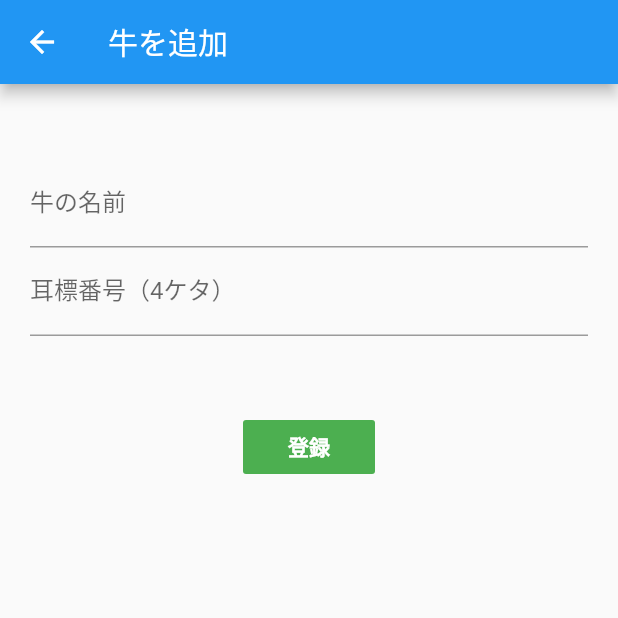
After one commit to taku-sami/memow_task08_find_function, a Flutter app: the screen it shows after launch, after a tap on the "add" icon, on a phone screen of 412 x 824 dp, the top half of it. The commit adds this screen. Run offline on Flutter 3.47's test engine with Material 2 defaults, Android fonts, the phone set to English and light mode, and no system bars; our stand-ins replace cloud_firestore; accounts and stored records are empty.

Commit message:
牛の名前、耳標番号（４ケタ）による検索機能の実装 検索結果はリアルタイムで取得可能 ・arrayContainsを使用したクエリにより、or検索を実現 ・StreamBuilderにより検索結果のリアルタイム取得を実現

```diff
--- /dev/null
+++ b/lib/add_screen.dart
@@ -0,0 +1,66 @@
+import 'package:flutter/material.dart';
+import 'package:cloud_firestore/cloud_firestore.dart';
+
+Firestore firestore = Firestore.instance;
+
+class AddScreen extends StatefulWidget {
+  @override
+  _AddScreenState createState() => _AddScreenState();
+}
+
+class _AddScreenState extends State<AddScreen> {
+  String name;
+  String number;
+  @override
+  Widget build(BuildContext context) {
+    return Scaffold(
+      appBar: AppBar(
+        title: Text('牛を追加'),
+      ),
+      body: Padding(
+        padding: EdgeInsets.symmetric(horizontal: 20.0, vertical: 50.0),
+        child: Column(
+          children: <Widget>[
+            TextField(
+              decoration: InputDecoration(labelText: '牛の名前'),
+              onChanged: (value) {
+                setState(() {
+                  name = value;
+                });
+              },
+            ),
+            TextField(
+              decoration: InputDecoration(labelText: '耳標番号（4ケタ）'),
+              onChanged: (value) {
+                setState(() {
+                  number = value;
+                });
+              },
+            ),
+            SizedBox(
+              height: 50.0,
+            ),
+            FlatButton(
+              color: Colors.green,
+              textColor: Colors.white,
+              child: Text(
+                '登録',
+                style: TextStyle(fontWeight: FontWeight.bold),
+              ),
+              onPressed: () async {
+                List<String> cowNames = [name, number];
+
+                await firestore.collection('cows').add({
+                  'name': '$name',
+                  'number': '$number',
+                  'cowNames': cowNames,
+                });
+                Navigator.pop(context);
+              },
+            ),
+          ],
+        ),
+      ),
+    );
+  }
+}
--- a/lib/main.dart
+++ b/lib/main.dart
@@ -1,4 +1,9 @@
 import 'package:flutter/material.dart';
+import 'package:cloud_firestore/cloud_firestore.dart';
+import 'package:memowtask08findfunction/cow.dart';
+import 'add_screen.dart';
+
+Firestore database = Firestore.instance;
 
 void main() => runApp(MyApp());
 
@@ -10,7 +15,7 @@ class MyApp extends StatelessWidget {
       theme: ThemeData(
         primarySwatch: Colors.blue,
       ),
-      home: MyHomePage(title: 'Flutter Demo Home Page'),
+      home: MyHomePage(title: '検索画面'),
     );
   }
 }
@@ -25,24 +30,92 @@ class MyHomePage extends StatefulWidget {
 }
 
 class _MyHomePageState extends State<MyHomePage> {
+  String inputValue = '';
+
   @override
   Widget build(BuildContext context) {
     return Scaffold(
       appBar: AppBar(
         title: Text(widget.title),
       ),
-      body: Center(
+      body: Container(
         child: Column(
-          mainAxisAlignment: MainAxisAlignment.center,
           children: <Widget>[
-            TextField(
-              textAlign: TextAlign.center,
-              decoration: InputDecoration(hintText: '名前もしくは耳標番号で検索'),
-              onChanged: (value) {},
+            Padding(
+              padding: const EdgeInsets.all(20.0),
+              child: TextField(
+                decoration: InputDecoration(hintText: '名前か耳標番号で検索'),
+                onChanged: (value) {
+                  setState(() {
+                    inputValue = value;
+                  });
+                },
+              ),
+            ),
+            Expanded(
+              child: _buildBody(context, inputValue),
             ),
           ],
         ),
       ),
+      floatingActionButton: FloatingActionButton(
+        child: Icon(
+          Icons.add,
+          color: Colors.white,
+        ),
+        onPressed: () {
+          Navigator.push(
+            context,
+            MaterialPageRoute(
+              builder: (context) {
+                return AddScreen();
+              },
+            ),
+          );
+        },
+      ),
     );
   }
 }
+
+Widget _buildBody(BuildContext context, String name) {
+  return StreamBuilder(
+    stream: database
+        .collection('cows')
+        .where("cowNames", arrayContains: name)
+        .snapshots(),
+    builder: (context, snapshot) {
+//      print(snapshot.data.documents);
+      if (!snapshot.hasData) return LinearProgressIndicator();
+//      if (snapshot.data.length == 0) print('aaa');
+      return _buildList(context, snapshot.data.documents);
+    },
+  );
+}
+
+Widget _buildList(BuildContext context, List snapshot) {
+  return ListView(
+    padding: EdgeInsets.only(top: 20.0),
+    children: snapshot
+        .map(
+          (data) => _buildListItem(context, data),
+        )
+        .toList(),
+  );
+}
+
+Widget _buildListItem(BuildContext context, DocumentSnapshot data) {
+  final cow = Cow.fromSnapshot(data);
+
+  return Card(
+    child: ListTile(
+      onTap: () {},
+      title: Text(
+        cow.name.toString(),
+      ),
+      subtitle: Text(
+        cow.number.toString(),
+      ),
+    ),
+  );
+}
```
Also changed, not shown: lib/cow.dart (added, +19 -0 lines).
